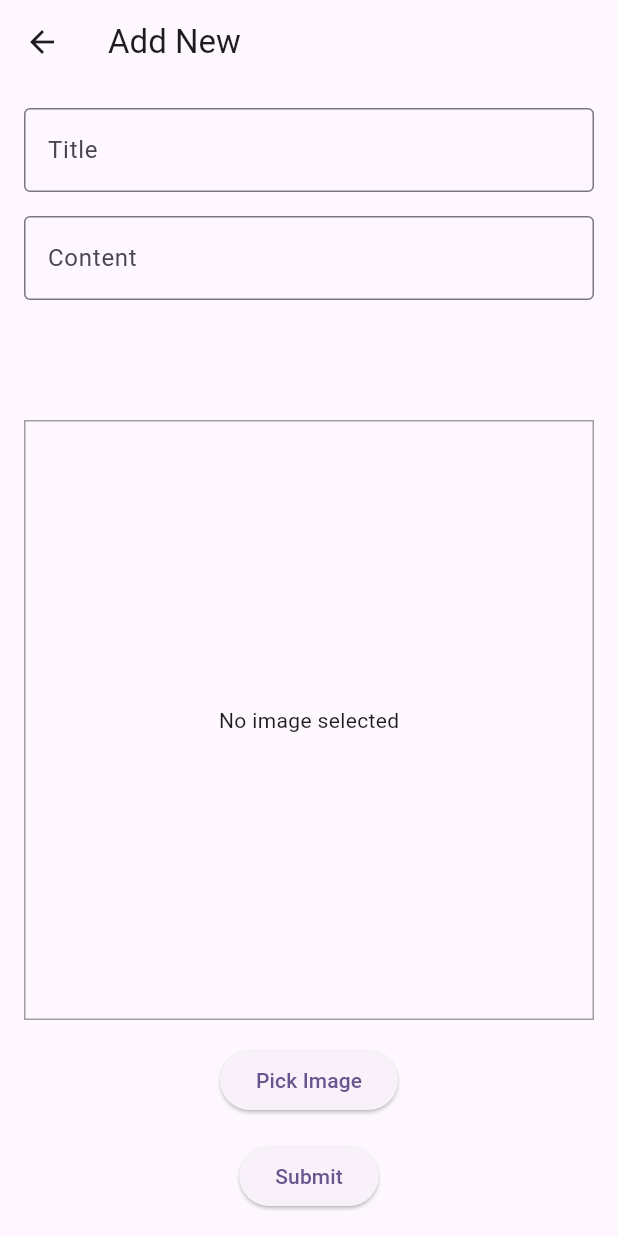
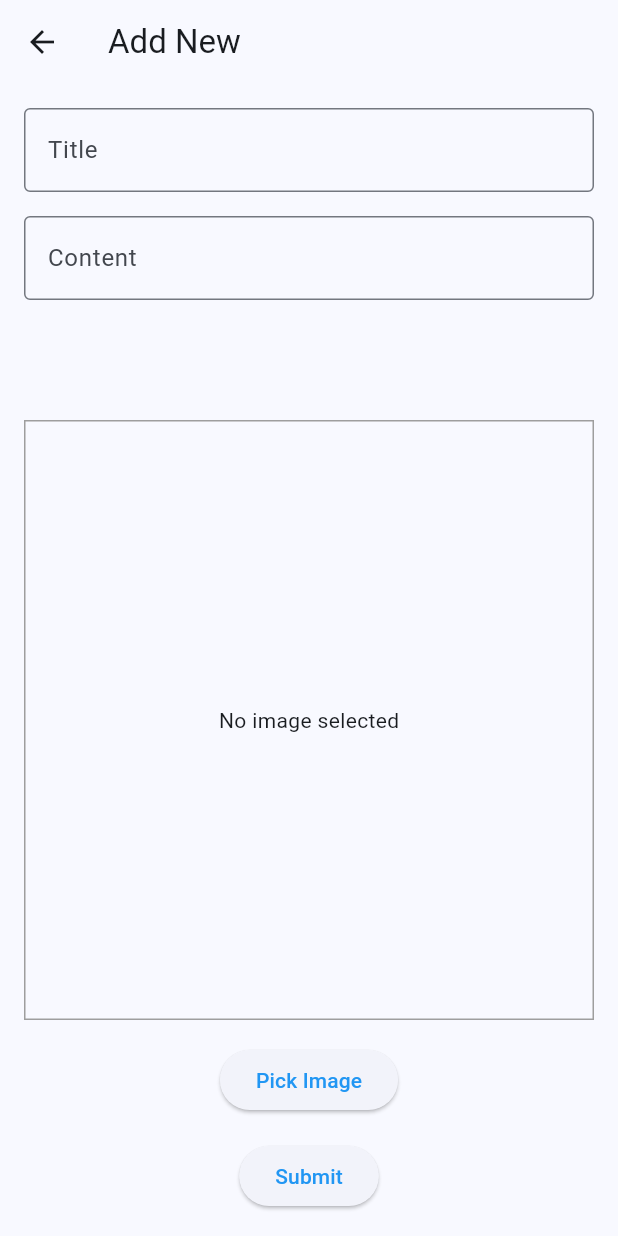
Before and after one commit to rubik26/news_feed, a Flutter app: the screen it shows after launch, after a tap on the "add" icon, on a phone screen of 412 x 824 dp. Run offline on Flutter 3.47's test engine with Material 3 defaults, Android fonts, the phone set to English and light mode, and no system bars; our stand-ins replace cloud_firestore, firebase_core, firebase_storage, image_picker; accounts and stored records are empty; network calls fail.

Commit message:
Добавлены изменения в экраны AddNewScreen и NewsFeedScreen

```diff
--- a/lib/main.dart
+++ b/lib/main.dart
@@ -21,9 +21,23 @@ class MyApp extends StatelessWidget {
       debugShowCheckedModeBanner: false,
       title: 'News',
       theme: ThemeData(
-        colorScheme: ColorScheme.fromSeed(seedColor: Colors.deepPurple),
+        colorScheme: ColorScheme.fromSeed(
+          seedColor: Colors.blue,
+          primary: Colors.blue,
+          secondary: Colors.blueAccent,
+        ),
         useMaterial3: true,
       ),
+      darkTheme: ThemeData(
+        colorScheme: ColorScheme.fromSeed(
+          seedColor: Colors.blue,
+          brightness: Brightness.dark,
+          primary: const Color.fromARGB(255, 72, 172, 255),
+          secondary: Colors.blueAccent,
+        ),
+        useMaterial3: true,
+      ),
+      themeMode: ThemeMode.system,
       home: const NewsFeedScreen(),
     );
   }
--- a/lib/screens/add_new_screen.dart
+++ b/lib/screens/add_new_screen.dart
@@ -118,7 +118,7 @@ class _AddNewScreenState extends State<AddNewScreen> {
                   ),
                   const SizedBox(height: 16),
                   Container(
-                    height: 120, // Увеличьте высоту по вашему усмотрению
+                    height: 120,
                     child: TextFormField(
                       decoration: InputDecoration(
                         labelText: 'Content',
```
Also changed, not shown: lib/screens/new_details.dart (added, +50 -0 lines), lib/screens/news_feed_screen.dart (+15 -1 lines).
